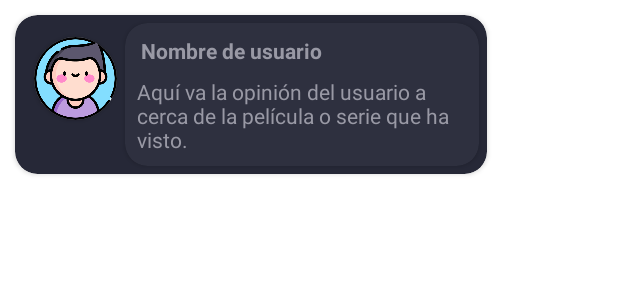
After one commit to JanoLiberona/AppCine, an Android app: the layout message_item.xml on its own in the app's theme, with its tools: preview values and no code run, on a phone screen of 412 x 824 dp. The commit adds this screen. Shown: the top 300 px of the screen. Run offline under Robolectric (Android 15) with nearby library versions, the phone set to English and light mode, and no system bars; Roboto replaces fonts that are not available here.

Commit message:
Login y register funcionando

```diff
--- a/app/src/main/java/com/example/appcine/Database/DAO/UsersDAO.java
+++ b/app/src/main/java/com/example/appcine/Database/DAO/UsersDAO.java
@@ -15,6 +15,7 @@ public interface UsersDAO {
     @Insert
     void insert(UserEntity userEntity);
 
+    //@Query("SELECT * FROM users WHERE password = :password AND mail = :mail")
     @Query("SELECT * FROM users WHERE password = :password AND mail = :mail")
     List<UserEntity> login(String password, String mail);
 
--- a/app/src/main/java/com/example/appcine/Fragments/LoginTabFragment.java
+++ b/app/src/main/java/com/example/appcine/Fragments/LoginTabFragment.java
@@ -78,7 +78,7 @@ public class LoginTabFragment extends Fragment {
                 String pass = tilPass.getEditText().getText().toString();
                 if (validarDatos() == 0) {
                     AppDatabase database = AppDatabase.getInstance(getActivity());
-                    System.out.println("Database: "+ database.usersDAO().login(pass, mail).size() );
+                    System.out.println("Database: "+ database.usersDAO().getAll().size() );
                     if (database.usersDAO().login(pass, mail).size() == 1) {
                         System.out.println("por aquí");
                         Long idUser = database.usersDAO().login(pass, mail).get(0).getId();
@@ -88,11 +88,12 @@ public class LoginTabFragment extends Fragment {
                         sharedEditor.putString("passUser", pass);
                         sharedEditor.commit();
                         sharedEditor.apply();
+                        Intent intent = new Intent(view.getContext(), Dashboard.class);
+                        intent.putExtra("mail", mail);
+                        intent.setFlags(Intent.FLAG_ACTIVITY_NEW_TASK | Intent.FLAG_ACTIVITY_CLEAR_TASK);
+                        startActivity(intent);
                     }
-                    Intent intent = new Intent(view.getContext(), Dashboard.class);
-                    intent.putExtra("mail", mail);
-                    intent.setFlags(Intent.FLAG_ACTIVITY_NEW_TASK | Intent.FLAG_ACTIVITY_CLEAR_TASK);
-                    startActivity(intent);
+
                 } else {
                     tilUser.setError("Correo o contraseña son inválidos");
                     tilPass.setError("Correo o contraseña son inválidos");
--- a/app/src/main/java/com/example/appcine/Fragments/RegisterTabFragment.java
+++ b/app/src/main/java/com/example/appcine/Fragments/RegisterTabFragment.java
@@ -84,7 +84,7 @@ public class RegisterTabFragment extends Fragment {
                 String bday = til_bday.getEditText().getText().toString();
                 if (validarDatos() == 0) {
                     AppDatabase database = AppDatabase.getInstance(getActivity());
-                    UserEntity userEntity = new UserEntity(mail, pass, bday);
+                    UserEntity userEntity = new UserEntity(mail, bday, pass);
                     database.usersDAO().insert(userEntity);
                     List<UserEntity> users = database.usersDAO().getAll();
                     for (int i = 0; i < users.size(); i++) {
--- a/app/src/main/java/com/example/appcine/Views/MovieDetailItem.java
+++ b/app/src/main/java/com/example/appcine/Views/MovieDetailItem.java
@@ -21,7 +21,6 @@ public class MovieDetailItem extends AppCompatActivity {
         super.onCreate(savedInstanceState);
         setContentView(R.layout.activity_movie_detail_item);
 
-        setTitle("MovieDetailItem");
         //Edge to edge screen
         WindowCompat.setDecorFitsSystemWindows(getWindow(), false);
 
@@ -32,6 +31,7 @@ public class MovieDetailItem extends AppCompatActivity {
         ImageView titleImage = findViewById(R.id.titleImage);
         LottieAnimationView like = findViewById(R.id.lfLike);
 
+        //Animación botón like
         like.setOnClickListener(new View.OnClickListener() {
             boolean isAnimated = false;
             @Override
@@ -48,7 +48,7 @@ public class MovieDetailItem extends AppCompatActivity {
             }
         });
 
-
+        //Obtención de los datos de la actividad anterior
         Intent intent = getIntent();
         String title = intent.getStringExtra("title");
         //String id = intent.getStringExtra("id");
--- a/app/src/main/res/layout/activity_movie_detail_item.xml
+++ b/app/src/main/res/layout/activity_movie_detail_item.xml
@@ -225,6 +225,7 @@
                 android:layout_height="match_parent">
 
                 <androidx.recyclerview.widget.RecyclerView
+                    android:id="@+id/rvComments"
                     android:layout_width="wrap_content"
                     android:layout_height="wrap_content"
                     app:layout_constraintBottom_toBottomOf="parent"
--- /dev/null
+++ b/app/src/main/res/layout/message_item.xml
@@ -0,0 +1,98 @@
+<?xml version="1.0" encoding="utf-8"?>
+<androidx.constraintlayout.widget.ConstraintLayout xmlns:android="http://schemas.android.com/apk/res/android"
+    xmlns:app="http://schemas.android.com/apk/res-auto"
+    xmlns:tools="http://schemas.android.com/tools"
+    android:layout_width="wrap_content"
+    android:layout_height="wrap_content">
+
+    <androidx.cardview.widget.CardView
+        android:id="@+id/cvOpinionComment"
+        android:layout_width="wrap_content"
+        android:layout_height="wrap_content"
+        android:layout_margin="10dp"
+        app:cardCornerRadius="15dp"
+        app:cardBackgroundColor="#262837"
+        app:layout_constraintBottom_toBottomOf="parent"
+        app:layout_constraintEnd_toEndOf="parent"
+        app:layout_constraintStart_toStartOf="parent"
+        app:layout_constraintTop_toTopOf="parent">
+
+        <androidx.constraintlayout.widget.ConstraintLayout
+            android:layout_width="match_parent"
+            android:layout_height="match_parent">
+
+            <androidx.cardview.widget.CardView
+                android:id="@+id/cvUserAvatar"
+                android:layout_width="55dp"
+                android:layout_height="55dp"
+                app:cardCornerRadius="60dp"
+                app:layout_constraintBottom_toBottomOf="parent"
+                app:layout_constraintEnd_toEndOf="parent"
+                app:layout_constraintHorizontal_bias="0.05"
+                app:layout_constraintStart_toStartOf="parent"
+                app:layout_constraintTop_toTopOf="parent"
+                app:layout_constraintVertical_bias="0.295">
+
+                <ImageView
+                    android:layout_width="match_parent"
+                    android:layout_height="match_parent"
+                    android:src="@drawable/boy" />
+
+            </androidx.cardview.widget.CardView>
+
+            <androidx.cardview.widget.CardView
+                android:layout_width="wrap_content"
+                android:layout_height="wrap_content"
+                android:layout_margin="5dp"
+                app:cardBackgroundColor="#2e303f"
+                app:cardCornerRadius="15dp"
+                app:layout_constraintBottom_toBottomOf="parent"
+                app:layout_constraintEnd_toEndOf="parent"
+                app:layout_constraintHorizontal_bias="0.0"
+                app:layout_constraintStart_toEndOf="@+id/cvUserAvatar"
+                app:layout_constraintTop_toTopOf="parent"
+                app:layout_constraintVertical_bias="0.266">
+
+
+                <androidx.constraintlayout.widget.ConstraintLayout
+                    android:layout_width="match_parent"
+                    android:layout_height="match_parent">
+
+                    <TextView
+                        android:id="@+id/tvNombreUsuario"
+                        android:layout_width="wrap_content"
+                        android:layout_height="wrap_content"
+                        android:layout_margin="1dp"
+                        android:text="Nombre de usuario"
+                        android:textColor="#9999a5"
+                        android:textSize="14dp"
+                        android:textStyle="bold"
+                        app:layout_constraintBottom_toBottomOf="parent"
+                        app:layout_constraintEnd_toEndOf="parent"
+                        app:layout_constraintHorizontal_bias="0.08"
+                        app:layout_constraintStart_toStartOf="parent"
+                        app:layout_constraintTop_toTopOf="parent"
+                        app:layout_constraintVertical_bias="0.102" />
+
+
+                    <TextView
+                        android:id="@+id/tvUserOpinionComment"
+                        android:layout_width="220dp"
+                        android:layout_height="wrap_content"
+                        android:layout_margin="8dp"
+                        android:text="Aquí va la opinión del usuario a cerca de la película o serie que ha visto."
+                        android:textColor="#9999a5"
+                        app:layout_constraintBottom_toBottomOf="parent"
+                        app:layout_constraintEnd_toEndOf="parent"
+                        app:layout_constraintStart_toStartOf="parent"
+                        app:layout_constraintTop_toBottomOf="@+id/tvNombreUsuario"
+                        app:layout_constraintVertical_bias="0.0" />
+
+                </androidx.constraintlayout.widget.ConstraintLayout>
+
+            </androidx.cardview.widget.CardView>
+        </androidx.constraintlayout.widget.ConstraintLayout>
+
+    </androidx.cardview.widget.CardView>
+
+</androidx.constraintlayout.widget.ConstraintLayout>
--- a/app/src/main/res/values/strings.xml
+++ b/app/src/main/res/values/strings.xml
@@ -65,5 +65,9 @@
     <string name="release_date">Estreno:</string>
     <string name="date">2020-12-12</string>
 
+    <!-- Textos mensaje usuario -->
+    <string name="opinionUserName">Nombre del usuario</string>
+    <string name="opinionUserMessage">Aquí</string>
+
 
 </resources>
```
Also changed, not shown: app/src/main/res/drawable/boy.png (added), app/src/main/res/drawable/girl.png (added), app/src/main/res/drawable/heisenberg.png (added).
